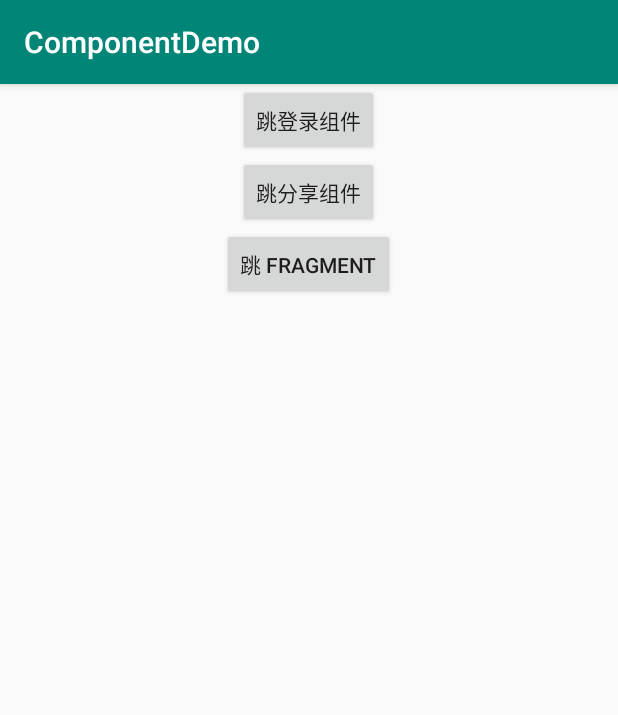
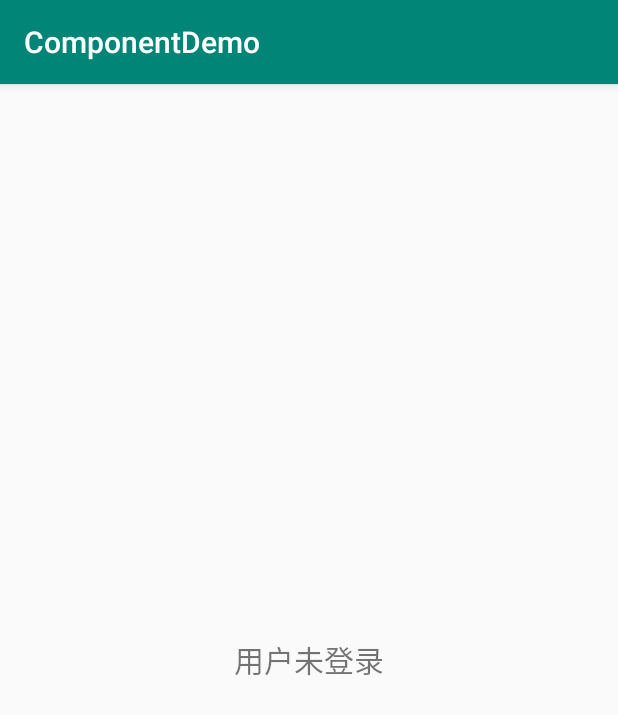
Before and after one commit to xhthh/ComponentDemo, an Android app: the screen it shows after launch (MainActivity before the commit, TestFragmentActivity after it), after a tap on "跳 FRAGMENT", on a phone screen of 412 x 824 dp. Shown: the top 715 px of the screen. Run offline under Robolectric (Android 15) with nearby library versions, the phone set to English and light mode, and no system bars; libraries missing offline, so code that uses them is left out: com.alibaba.android; 1 statement that could not run was skipped.

Commit message:
主module使用组件的fragment

```diff
--- a/app/src/main/AndroidManifest.xml
+++ b/app/src/main/AndroidManifest.xml
@@ -17,6 +17,7 @@
                 <category android:name="android.intent.category.LAUNCHER" />
             </intent-filter>
         </activity>
+        <activity android:name=".TestFragmentActivity" />
     </application>
 
 </manifest>
--- a/app/src/main/java/com/xht/component/MainActivity.java
+++ b/app/src/main/java/com/xht/component/MainActivity.java
@@ -1,5 +1,6 @@
 package com.xht.component;
 
+import android.content.Intent;
 import android.os.Bundle;
 import android.view.View;
 
@@ -24,5 +25,6 @@ public class MainActivity extends AppCompatActivity {
     }
 
     public void fragment(View view) {
+        startActivity(new Intent(this, TestFragmentActivity.class));
     }
 }
--- /dev/null
+++ b/app/src/main/java/com/xht/component/TestFragmentActivity.java
@@ -0,0 +1,23 @@
+package com.xht.component;
+
+import android.os.Bundle;
+
+import androidx.annotation.Nullable;
+import androidx.appcompat.app.AppCompatActivity;
+
+import com.xht.basecomponent.ServiceFactory;
+
+/**
+ * Created by xht on 2019/10/15.
+ */
+public class TestFragmentActivity extends AppCompatActivity {
+
+    @Override
+    protected void onCreate(@Nullable Bundle savedInstanceState) {
+        super.onCreate(savedInstanceState);
+        setContentView(R.layout.activity_fragment);
+
+        ServiceFactory.getInstance().getAccountService().newUserFragment(this, R.id.layout_fragment,
+                getSupportFragmentManager(), null, "");
+    }
+}
--- /dev/null
+++ b/app/src/main/java/com/xht/component/interceptor/LoginInterceptor.java
@@ -0,0 +1,38 @@
+package com.xht.component.interceptor;
+
+import android.content.Context;
+
+import com.alibaba.android.arouter.facade.Postcard;
+import com.alibaba.android.arouter.facade.annotation.Interceptor;
+import com.alibaba.android.arouter.facade.callback.InterceptorCallback;
+import com.alibaba.android.arouter.facade.template.IInterceptor;
+import com.xht.basecomponent.ServiceFactory;
+
+/**
+ * Created by xht on 2019/10/15.
+ */
+@Interceptor(priority = 8, name = "登录状态拦截器")
+public class LoginInterceptor implements IInterceptor {
+
+    private Context context;
+
+    @Override
+    public void process(Postcard postcard, InterceptorCallback callback) {
+        // onContinue 和 onInterrupt 至少需要调用其中一种，否则不会继续路由
+        if (postcard.getPath().equals("/share/share")) {
+            if (ServiceFactory.getInstance().getAccountService().isLogin()) {
+                callback.onContinue(postcard);// 处理完成，交还控制权
+            } else {
+                callback.onInterrupt(new RuntimeException("请登录")); // 中断路由流程
+            }
+        } else {
+            callback.onContinue(postcard);  // 处理完成，交还控制权
+        }
+    }
+
+    @Override
+    public void init(Context context) {
+        // 拦截器的初始化，会在sdk初始化的时候调用该方法，仅会调用一次
+        this.context = context;
+    }
+}
--- /dev/null
+++ b/app/src/main/res/layout/activity_fragment.xml
@@ -0,0 +1,7 @@
+<?xml version="1.0" encoding="utf-8"?>
+<FrameLayout xmlns:android="http://schemas.android.com/apk/res/android"
+    xmlns:tools="http://schemas.android.com/tools"
+    android:id="@+id/layout_fragment"
+    android:layout_width="match_parent"
+    android:layout_height="match_parent"
+    tools:context=".TestFragmentActivity" />
--- a/basecomponent/src/main/java/com/xht/basecomponent/empty_service/EmptyAccountService.java
+++ b/basecomponent/src/main/java/com/xht/basecomponent/empty_service/EmptyAccountService.java
@@ -1,4 +1,10 @@
 package com.xht.basecomponent.empty_service;
+
+import android.app.Activity;
+import android.os.Bundle;
+
+import androidx.fragment.app.Fragment;
+import androidx.fragment.app.FragmentManager;
 
 import com.xht.basecomponent.service.IAccountService;
 
@@ -15,4 +21,9 @@ public class EmptyAccountService implements IAccountService {
     public String getAccountId() {
         return null;
     }
+
+    @Override
+    public Fragment newUserFragment(Activity activity, int containerId, FragmentManager fragmentManager, Bundle bundle, String tag) {
+        return null;
+    }
 }
--- a/basecomponent/src/main/java/com/xht/basecomponent/service/IAccountService.java
+++ b/basecomponent/src/main/java/com/xht/basecomponent/service/IAccountService.java
@@ -1,4 +1,10 @@
 package com.xht.basecomponent.service;
+
+import android.app.Activity;
+import android.os.Bundle;
+
+import androidx.fragment.app.Fragment;
+import androidx.fragment.app.FragmentManager;
 
 /**
  * Created by xht on 2019/10/14.
@@ -20,5 +26,15 @@ public interface IAccountService {
      */
     String getAccountId();
 
+    /**
+     * 创建 UserFragment
+     * @param activity
+     * @param containerId
+     * @param fragmentManager
+     * @param bundle
+     * @param tag
+     * @return
+     */
+    Fragment newUserFragment(Activity activity, int containerId, FragmentManager fragmentManager, Bundle bundle, String tag);
 
 }
--- a/login/src/main/java/com/xht/login/AccountService.java
+++ b/login/src/main/java/com/xht/login/AccountService.java
@@ -1,4 +1,11 @@
 package com.xht.login;
+
+import android.app.Activity;
+import android.os.Bundle;
+
+import androidx.fragment.app.Fragment;
+import androidx.fragment.app.FragmentManager;
+import androidx.fragment.app.FragmentTransaction;
 
 import com.xht.basecomponent.service.IAccountService;
 
@@ -15,4 +22,15 @@ public class AccountService implements IAccountService {
     public String getAccountId() {
         return AccountUtils.userInfo == null ? null : AccountUtils.userInfo.getAccountId();
     }
+
+    @Override
+    public Fragment newUserFragment(Activity activity, int containerId, FragmentManager fragmentManager, Bundle bundle, String tag) {
+        FragmentTransaction transaction = fragmentManager.beginTransaction();
+
+        Fragment fragment = new UserFragment();
+        transaction.add(containerId, fragment, tag);
+        transaction.commit();
+
+        return fragment;
+    }
 }
--- /dev/null
+++ b/login/src/main/java/com/xht/login/UserFragment.java
@@ -0,0 +1,27 @@
+package com.xht.login;
+
+import android.os.Bundle;
+import android.view.LayoutInflater;
+import android.view.View;
+import android.view.ViewGroup;
+import android.widget.TextView;
+
+import androidx.annotation.NonNull;
+import androidx.annotation.Nullable;
+import androidx.fragment.app.Fragment;
+
+/**
+ * Created by xht on 2019/10/15.
+ */
+public class UserFragment extends Fragment {
+
+    @Nullable
+    @Override
+    public View onCreateView(@NonNull LayoutInflater inflater, @Nullable ViewGroup container, @Nullable Bundle savedInstanceState) {
+        View view = inflater.inflate(R.layout.fragment_user, container, false);
+
+        TextView tvName = view.findViewById(R.id.tv_user_name);
+        tvName.setText(AccountUtils.userInfo == null ? "用户未登录" : "登录用户：" + AccountUtils.userInfo.getUserName());
+        return view;
+    }
+}
--- /dev/null
+++ b/login/src/main/res/layout/fragment_user.xml
@@ -0,0 +1,17 @@
+<?xml version="1.0" encoding="utf-8"?>
+<LinearLayout xmlns:android="http://schemas.android.com/apk/res/android"
+    android:layout_width="match_parent"
+    android:layout_height="match_parent"
+    android:gravity="center"
+    android:orientation="vertical">
+
+
+    <TextView
+        android:id="@+id/tv_user_name"
+        android:layout_width="wrap_content"
+        android:layout_height="wrap_content"
+        android:text="未登录"
+        android:textSize="20sp" />
+
+
+</LinearLayout>
```
